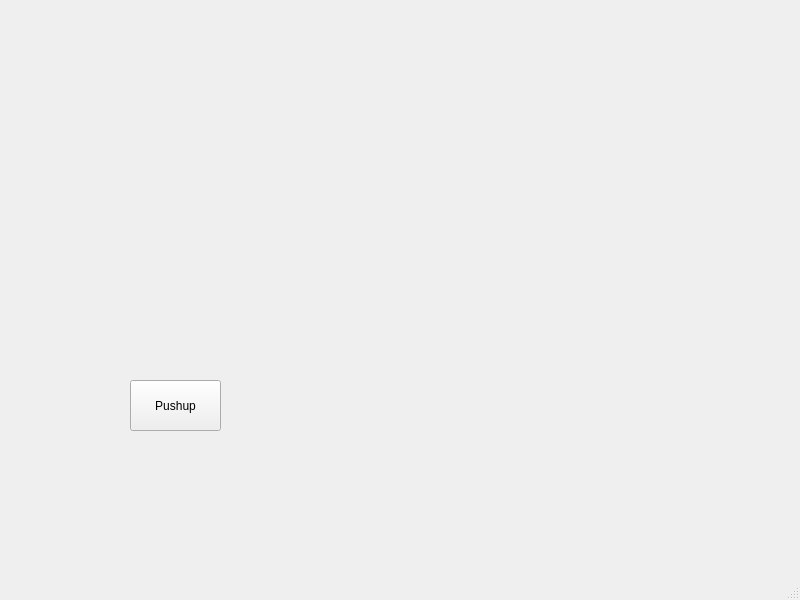
Old version of the form UI/workout.ui in the repository VanLinLin/workout-app.
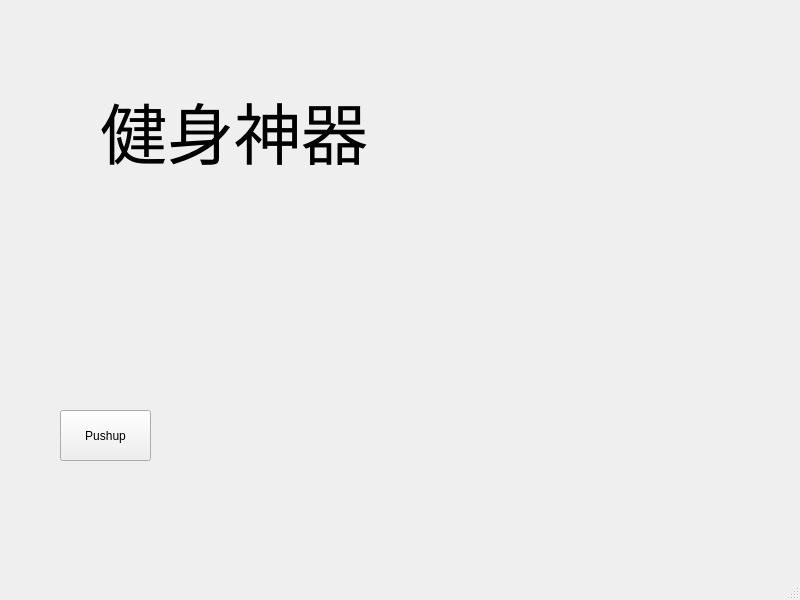
New version of the form. Icons and pictures are not drawn.

Commit message: add gif and 健身神器 label

What changed in the file:
```diff
--- a/UI/workout.ui
+++ b/UI/workout.ui
@@ -17,8 +17,8 @@
    <widget class="QPushButton" name="push_up_button">
     <property name="geometry">
      <rect>
-      <x>130</x>
-      <y>380</y>
+      <x>60</x>
+      <y>410</y>
       <width>91</width>
       <height>51</height>
      </rect>
@@ -27,6 +27,43 @@
      <string>Pushup</string>
     </property>
    </widget>
+   <widget class="QLabel" name="label">
+    <property name="geometry">
+     <rect>
+      <x>100</x>
+      <y>90</y>
+      <width>271</width>
+      <height>81</height>
+     </rect>
+    </property>
+    <property name="font">
+     <font>
+      <pointsize>50</pointsize>
+     </font>
+    </property>
+    <property name="text">
+     <string>健身神器</string>
+    </property>
+   </widget>
+   <widget class="QLabel" name="john_cena">
+    <property name="geometry">
+     <rect>
+      <x>530</x>
+      <y>20</y>
+      <width>171</width>
+      <height>211</height>
+     </rect>
+    </property>
+    <property name="text">
+     <string/>
+    </property>
+    <property name="pixmap">
+     <pixmap resource="../sources/appsources.qrc">:/gif/gif/john_cena.gif</pixmap>
+    </property>
+    <property name="alignment">
+     <set>Qt::AlignCenter</set>
+    </property>
+   </widget>
   </widget>
   <widget class="QMenuBar" name="menubar">
    <property name="geometry">
```
Left out of the diff: 11 changed lines with no effect on the pictures. The commit also changes 4 other files.
